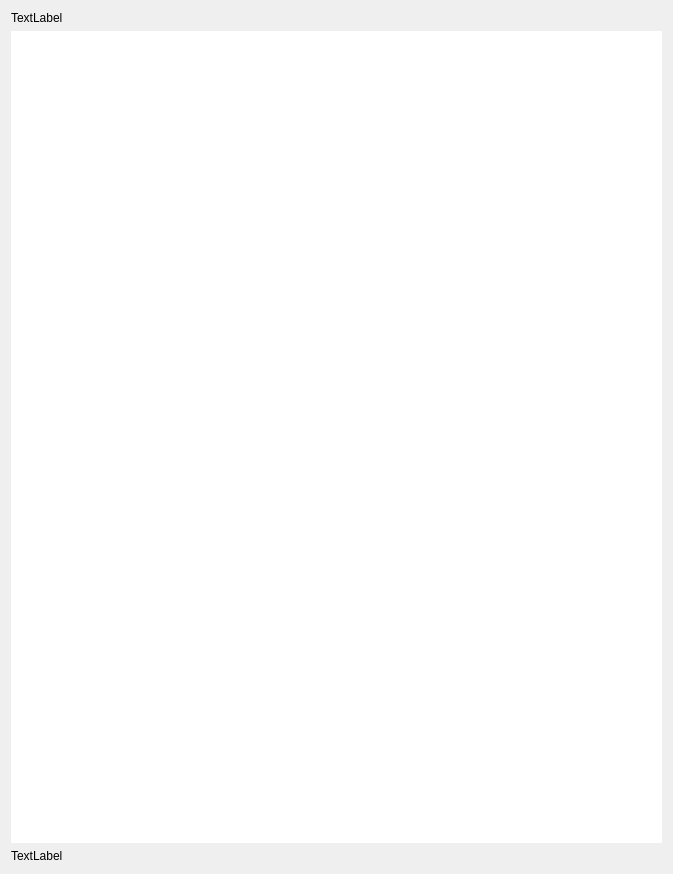
Old version of the form resources/report.ui in the repository lesca-research/piccel.
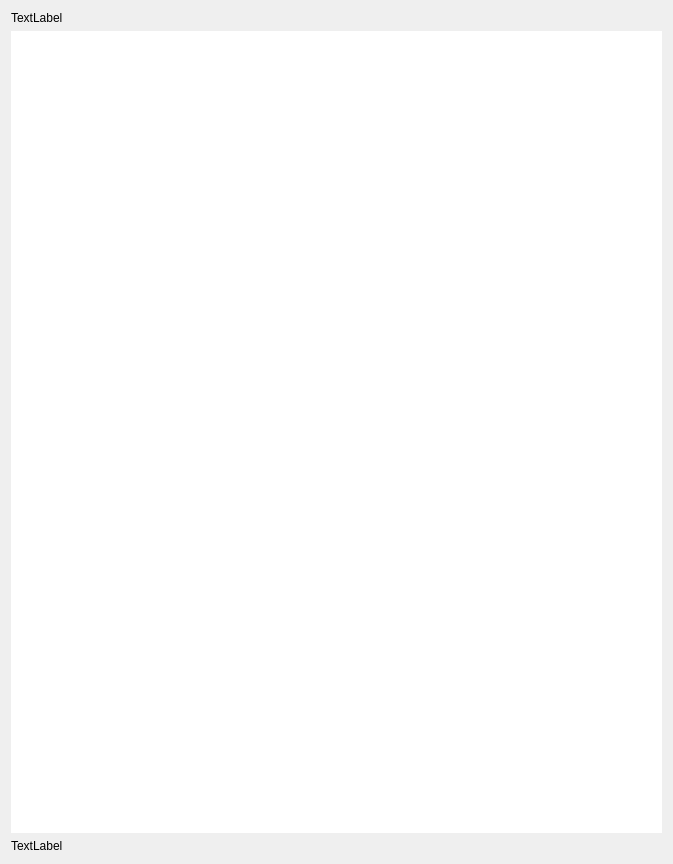
New version of the form.

The edit to the form file:
```diff
--- a/resources/report.ui
+++ b/resources/report.ui
@@ -7,7 +7,7 @@
     <x>0</x>
     <y>0</y>
     <width>673</width>
-    <height>874</height>
+    <height>864</height>
    </rect>
   </property>
   <property name="windowTitle">
```
